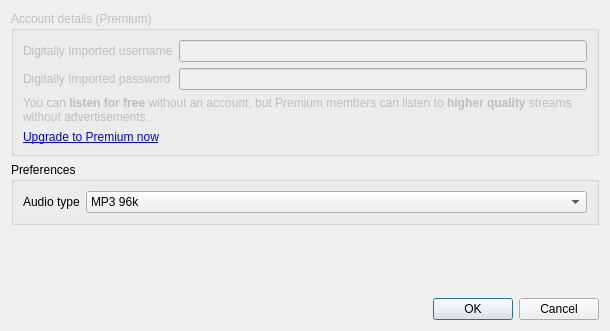
clementine-player/Clementine, file scripts/digitallyimported-radio/settingsdialog.ui: the form before one commit.
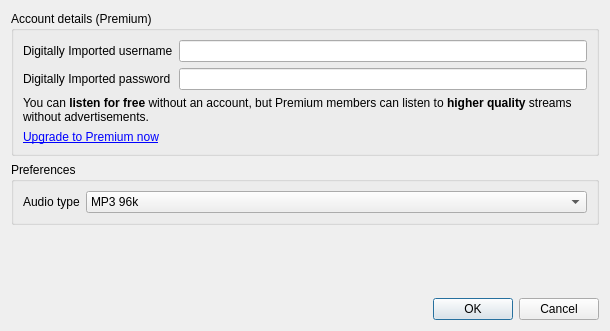
The form after the commit.

```diff
--- a/scripts/digitallyimported-radio/settingsdialog.ui
+++ b/scripts/digitallyimported-radio/settingsdialog.ui
@@ -16,9 +16,6 @@
   <layout class="QVBoxLayout" name="verticalLayout">
    <item>
     <widget class="QGroupBox" name="groupBox">
-     <property name="enabled">
-      <bool>false</bool>
-     </property>
      <property name="sizePolicy">
       <sizepolicy hsizetype="Preferred" vsizetype="Maximum">
        <horstretch>0</horstretch>
@@ -63,7 +60,7 @@
         </property>
        </widget>
       </item>
-      <item row="3" column="0">
+      <item row="3" column="0" colspan="2">
        <widget class="QLabel" name="label_4">
         <property name="text">
          <string>&lt;a href=&quot;http://www.di.fm/premium/&quot;&gt;Upgrade to Premium now&lt;/a&gt;</string>
```
Left out of the diff: 3 changed lines with no effect on the pictures.
